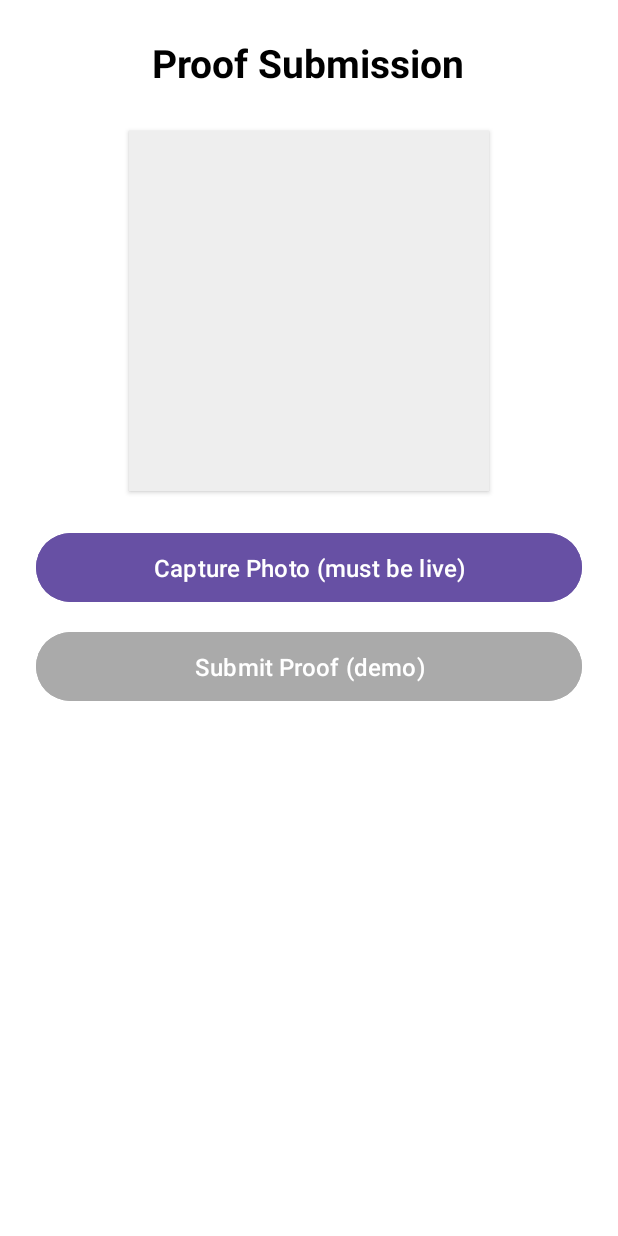
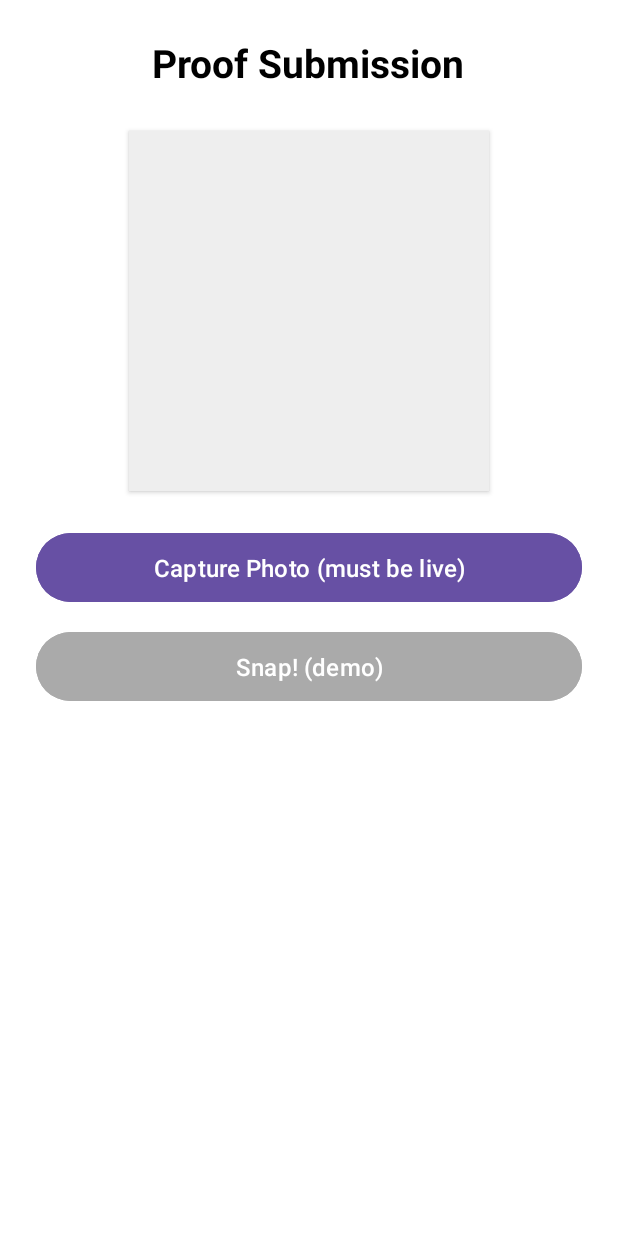
Before and after one commit to code-mav/ITISMOB-MCO-Project, an Android app: the fragment ProofFragment shown on its own in the app's theme, on a phone screen of 412 x 824 dp. Run offline under Robolectric (Android 15) with nearby library versions, the phone set to English and light mode, and no system bars.

Commit message:
Update strings.xml

```diff
--- a/app/src/main/res/values/strings.xml
+++ b/app/src/main/res/values/strings.xml
@@ -11,7 +11,7 @@
     <string name="edit_profile">Edit Profile</string>
     <string name="profile">Profile</string>
     <string name="capture_photo">Capture Photo (must be live)</string>
-    <string name="submit_proof">Submit Proof (demo)</string>
+    <string name="submit_proof">Snap! (demo)</string>
     <string name="captured">captured</string>
     <string name="proof_submission">Proof Submission</string>
     <string name="register">Register</string>
@@ -30,7 +30,8 @@
     <string name="create_habit">Create Habit</string>
     <string name="habit1">Study - 20 Days Streak</string>
     <string name="habit2">Gym - 3 Days Streak</string>
-    <string name="title">SnapBit — Your Habits Today</string>
+    <string name="title">SnapBit</string>
+    <string name="subtitle">\n Capture and Grow with Your Habits</string>
     <string name="save_changes">Save Changes</string>
     <string name="bio">Bio</string>
     <string name="name">Name</string>
```
